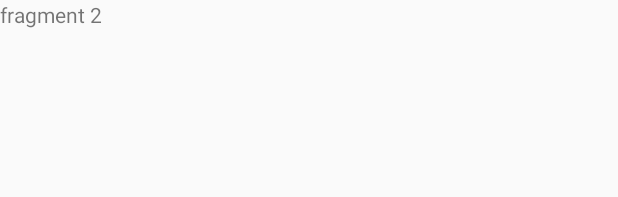
After one commit to lixw1021/DriverMiles, an Android app: the layout fragment_second.xml on its own in the app's theme, with its tools: preview values and no code run, on a phone screen of 412 x 824 dp. The commit adds this screen. Shown: the top 197 px of the screen. Run offline under Robolectric (Android 15) with nearby library versions, the phone set to English and light mode, and no system bars.

Commit message:
add tab with three pages

```diff
--- a/app/build.gradle
+++ b/app/build.gradle
@@ -21,12 +21,16 @@ android {
 dependencies {
     implementation fileTree(dir: 'libs', include: ['*.jar'])
     implementation 'com.android.support:appcompat-v7:27.1.0'
+    implementation 'com.android.support:design:27.1.0'
     implementation 'com.android.support:customtabs:27.1.0'
     implementation 'com.android.support.constraint:constraint-layout:1.0.2'
+    implementation 'com.android.support:support-v4:27.+'
     testImplementation 'junit:junit:4.12'
     androidTestImplementation 'com.android.support.test:runner:1.0.1'
     androidTestImplementation 'com.android.support.test.espresso:espresso-core:3.0.1'
     implementation 'com.jakewharton:butterknife:8.8.1'
     annotationProcessor 'com.jakewharton:butterknife-compiler:8.8.1'
     implementation 'com.uber.sdk:rides-android:0.9.1'
+    implementation 'com.aurelhubert:ahbottomnavigation:2.1.0'
+
 }
--- a/app/src/main/AndroidManifest.xml
+++ b/app/src/main/AndroidManifest.xml
@@ -2,6 +2,8 @@
 <manifest xmlns:android="http://schemas.android.com/apk/res/android"
     xmlns:tools="http://schemas.android.com/tools"
     package="com.xianwei.drivermiles">
+
+    <uses-permission android:name="android.permission.ACCESS_FINE_LOCATION" />
 
     <application
         android:allowBackup="true"
--- /dev/null
+++ b/app/src/main/res/drawable/ic_flight_black_24dp.xml
@@ -0,0 +1,12 @@
+<vector xmlns:android="http://schemas.android.com/apk/res/android"
+        android:width="24dp"
+        android:height="24dp"
+        android:viewportWidth="24.0"
+        android:viewportHeight="24.0">
+    <path
+        android:fillColor="#FF000000"
+        android:pathData="M10.18,9"/>
+    <path
+        android:fillColor="#FF000000"
+        android:pathData="M21,16v-2l-8,-5V3.5c0,-0.83 -0.67,-1.5 -1.5,-1.5S10,2.67 10,3.5V9l-8,5v2l8,-2.5V19l-2,1.5V22l3.5,-1 3.5,1v-1.5L13,19v-5.5l8,2.5z"/>
+</vector>
--- /dev/null
+++ b/app/src/main/res/drawable/ic_location_on_black.xml
@@ -0,0 +1,9 @@
+<vector xmlns:android="http://schemas.android.com/apk/res/android"
+        android:width="24dp"
+        android:height="24dp"
+        android:viewportWidth="24.0"
+        android:viewportHeight="24.0">
+    <path
+        android:fillColor="#FF000000"
+        android:pathData="M12,2C8.13,2 5,5.13 5,9c0,5.25 7,13 7,13s7,-7.75 7,-13c0,-3.87 -3.13,-7 -7,-7zM12,11.5c-1.38,0 -2.5,-1.12 -2.5,-2.5s1.12,-2.5 2.5,-2.5 2.5,1.12 2.5,2.5 -1.12,2.5 -2.5,2.5z"/>
+</vector>
--- /dev/null
+++ b/app/src/main/res/drawable/ic_pie_chart_black_24dp.xml
@@ -0,0 +1,9 @@
+<vector xmlns:android="http://schemas.android.com/apk/res/android"
+        android:width="24dp"
+        android:height="24dp"
+        android:viewportWidth="24.0"
+        android:viewportHeight="24.0">
+    <path
+        android:fillColor="#FF000000"
+        android:pathData="M11,2v20c-5.07,-0.5 -9,-4.79 -9,-10s3.93,-9.5 9,-10zM13.03,2v8.99L22,10.99c-0.47,-4.74 -4.24,-8.52 -8.97,-8.99zM13.03,13.01L13.03,22c4.74,-0.47 8.5,-4.25 8.97,-8.99h-8.97z"/>
+</vector>
--- /dev/null
+++ b/app/src/main/res/layout/fragment_second.xml
@@ -0,0 +1,13 @@
+<FrameLayout xmlns:android="http://schemas.android.com/apk/res/android"
+    xmlns:tools="http://schemas.android.com/tools"
+    android:layout_width="match_parent"
+    android:layout_height="match_parent"
+    tools:context="com.xianwei.drivermiles.SecondFragment">
+
+    <!-- TODO: Update blank fragment layout -->
+    <TextView
+        android:layout_width="match_parent"
+        android:layout_height="match_parent"
+        android:text="fragment 2" />
+
+</FrameLayout>
--- a/app/src/main/res/values/strings.xml
+++ b/app/src/main/res/values/strings.xml
@@ -1,3 +1,6 @@
 <resources>
     <string name="app_name">DriverMiles</string>
+
+    <!-- TODO: Remove or change this placeholder text -->
+    <string name="hello_blank_fragment">Hello blank fragment</string>
 </resources>
```
Also changed, not shown: app/src/main/java/com/xianwei/drivermiles/BottomBarAdapter.java (added, +35 -0 lines), app/src/main/java/com/xianwei/drivermiles/FirstFragment.java (added, +71 -0 lines), app/src/main/java/com/xianwei/drivermiles/HostActivity.java (+58 -2 lines), app/src/main/java/com/xianwei/drivermiles/NoSwipeViewPager.java (added, +31 -0 lines), app/src/main/java/com/xianwei/drivermiles/SecondFragment.java (added, +62 -0 lines), app/src/main/java/com/xianwei/drivermiles/ThirdFragment.java (added, +68 -0 lines), app/src/main/res/drawable/ic_battery_charging_black_24dp.xml (added, +13 -0 lines), app/src/main/res/layout/activity_host.xml (+11 -8 lines), app/src/main/res/layout/fragment_first.xml (added, +13 -0 lines), app/src/main/res/layout/fragment_third.xml (added, +13 -0 lines).
